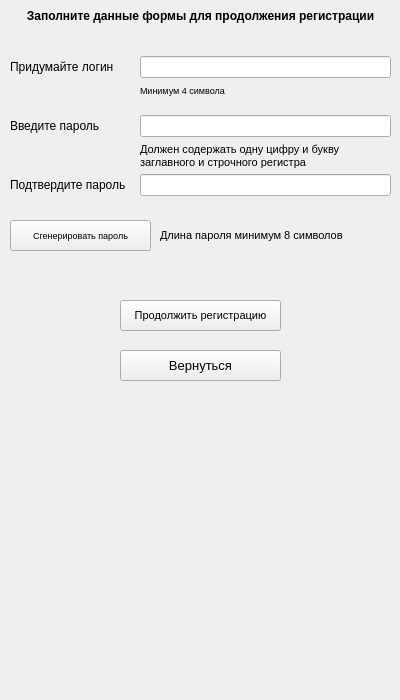
koluiree/Bank_System, file ui/registration.ui: the form before one commit.
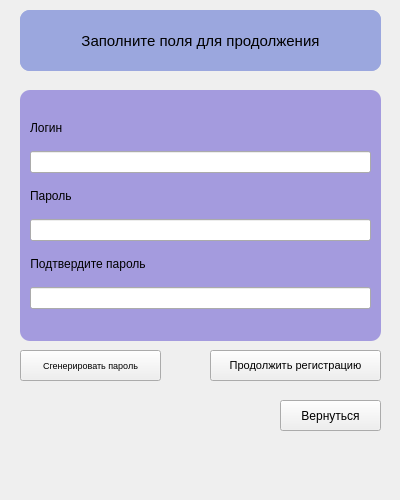
The form after the commit. Icons and pictures are not drawn.

```diff
--- a/ui/registration.ui
+++ b/ui/registration.ui
@@ -7,7 +7,7 @@
     <x>0</x>
     <y>0</y>
     <width>400</width>
-    <height>700</height>
+    <height>500</height>
    </rect>
   </property>
   <property name="sizePolicy">
@@ -19,13 +19,13 @@
   <property name="minimumSize">
    <size>
     <width>400</width>
-    <height>700</height>
+    <height>500</height>
    </size>
   </property>
   <property name="maximumSize">
    <size>
     <width>400</width>
-    <height>700</height>
+    <height>500</height>
    </size>
   </property>
   <property name="windowTitle">
@@ -36,143 +36,11 @@
     <normaloff>../pictures/Yandex_icon.svg.png</normaloff>../pictures/Yandex_icon.svg.png</iconset>
   </property>
   <widget class="QWidget" name="centralwidget">
-   <widget class="QLabel" name="header_label">
-    <property name="geometry">
-     <rect>
-      <x>10</x>
-      <y>0</y>
-      <width>381</width>
-      <height>31</height>
-     </rect>
-    </property>
-    <property name="font">
-     <font>
-      <family>Arial</family>
-      <pointsize>9</pointsize>
-      <weight>75</weight>
-      <bold>true</bold>
-     </font>
-    </property>
-    <property name="toolTipDuration">
-     <number>-3</number>
-    </property>
-    <property name="text">
-     <string>Заполните данные формы для продолжения регистрации</string>
-    </property>
-    <property name="alignment">
-     <set>Qt::AlignCenter</set>
-    </property>
-   </widget>
-   <widget class="QWidget" name="verticalLayoutWidget">
-    <property name="geometry">
-     <rect>
-      <x>10</x>
-      <y>40</y>
-      <width>144</width>
-      <height>171</height>
-     </rect>
-    </property>
-    <layout class="QVBoxLayout" name="verticalLayout">
-     <item>
-      <widget class="QLabel" name="login_label">
-       <property name="font">
-        <font>
-         <family>Arial</family>
-         <pointsize>9</pointsize>
-        </font>
-       </property>
-       <property name="text">
-        <string>Придумайте логин</string>
-       </property>
-      </widget>
-     </item>
-     <item>
-      <widget class="QLabel" name="password_label">
-       <property name="font">
-        <font>
-         <family>Arial</family>
-         <pointsize>9</pointsize>
-        </font>
-       </property>
-       <property name="text">
-        <string>Введите пароль</string>
-       </property>
-      </widget>
-     </item>
-     <item>
-      <widget class="QLabel" name="confirm_password_label">
-       <property name="font">
-        <font>
-         <family>Arial</family>
-         <pointsize>9</pointsize>
-        </font>
-       </property>
-       <property name="text">
-        <string>Подтвердите пароль</string>
-       </property>
-      </widget>
-     </item>
-    </layout>
-   </widget>
-   <widget class="QWidget" name="verticalLayoutWidget_2">
-    <property name="geometry">
-     <rect>
-      <x>140</x>
-      <y>40</y>
-      <width>251</width>
-      <height>171</height>
-     </rect>
-    </property>
-    <layout class="QVBoxLayout" name="verticalLayout_2">
-     <property name="spacing">
-      <number>30</number>
-     </property>
-     <property name="leftMargin">
-      <number>0</number>
-     </property>
-     <property name="topMargin">
-      <number>9</number>
-     </property>
-     <property name="bottomMargin">
-      <number>5</number>
-     </property>
-     <item>
-      <widget class="QLineEdit" name="login_edit">
-       <property name="font">
-        <font>
-         <family>Arial</family>
-         <pointsize>9</pointsize>
-        </font>
-       </property>
-      </widget>
-     </item>
-     <item>
-      <widget class="QLineEdit" name="password_edit">
-       <property name="font">
-        <font>
-         <family>Arial</family>
-         <pointsize>9</pointsize>
-        </font>
-       </property>
-      </widget>
-     </item>
-     <item>
-      <widget class="QLineEdit" name="confirm_password_edit">
-       <property name="font">
-        <font>
-         <family>Arial</family>
-         <pointsize>9</pointsize>
-        </font>
-       </property>
-      </widget>
-     </item>
-    </layout>
-   </widget>
    <widget class="QPushButton" name="generate_password_button">
     <property name="geometry">
      <rect>
-      <x>10</x>
-      <y>220</y>
+      <x>20</x>
+      <y>350</y>
       <width>141</width>
       <height>31</height>
      </rect>
@@ -187,31 +55,12 @@
      <string>Сгенерировать пароль</string>
     </property>
    </widget>
-   <widget class="QLabel" name="memo_label">
-    <property name="geometry">
-     <rect>
-      <x>160</x>
-      <y>220</y>
-      <width>221</width>
-      <height>31</height>
-     </rect>
-    </property>
-    <property name="font">
-     <font>
-      <family>Arial</family>
-      <pointsize>8</pointsize>
-     </font>
-    </property>
-    <property name="text">
-     <string>Длина пароля минимум 8 символов</string>
-    </property>
-   </widget>
    <widget class="QPushButton" name="next_stage_button">
     <property name="geometry">
      <rect>
-      <x>120</x>
-      <y>300</y>
-      <width>161</width>
+      <x>210</x>
+      <y>350</y>
+      <width>171</width>
       <height>31</height>
      </rect>
     </property>
@@ -228,118 +77,315 @@
    <widget class="QPushButton" name="previous_window_button">
     <property name="geometry">
      <rect>
-      <x>120</x>
-      <y>350</y>
-      <width>161</width>
+      <x>280</x>
+      <y>400</y>
+      <width>101</width>
       <height>31</height>
      </rect>
     </property>
     <property name="font">
      <font>
       <family>Arial</family>
-      <pointsize>10</pointsize>
+      <pointsize>9</pointsize>
      </font>
     </property>
     <property name="text">
      <string>Вернуться</string>
     </property>
    </widget>
-   <widget class="QLabel" name="memo_login_label">
-    <property name="geometry">
-     <rect>
-      <x>140</x>
-      <y>80</y>
-      <width>251</width>
-      <height>21</height>
-     </rect>
-    </property>
-    <property name="font">
-     <font>
-      <family>Arial</family>
-      <pointsize>7</pointsize>
-      <weight>50</weight>
-      <bold>false</bold>
-     </font>
-    </property>
-    <property name="text">
-     <string>Минимум 4 символа</string>
-    </property>
-   </widget>
-   <widget class="QLabel" name="memo_password_label">
-    <property name="geometry">
-     <rect>
-      <x>140</x>
-      <y>135</y>
-      <width>251</width>
-      <height>41</height>
-     </rect>
-    </property>
-    <property name="font">
-     <font>
-      <family>Arial</family>
-      <pointsize>8</pointsize>
-      <weight>50</weight>
-      <bold>false</bold>
-     </font>
-    </property>
-    <property name="text">
-     <string>Должен содержать одну цифру и букву
-заглавного и строчного регистра</string>
-    </property>
-   </widget>
    <widget class="QLabel" name="error_label">
     <property name="geometry">
      <rect>
-      <x>10</x>
-      <y>280</y>
-      <width>381</width>
-      <height>21</height>
+      <x>20</x>
+      <y>400</y>
+      <width>251</width>
+      <height>31</height>
      </rect>
     </property>
     <property name="palette">
      <palette>
       <active>
+       <colorrole role="WindowText">
+        <brush brushstyle="SolidPattern">
+         <color alpha="255">
+          <red>255</red>
+          <green>0</green>
+          <blue>0</blue>
+         </color>
+        </brush>
+       </colorrole>
        <colorrole role="Text">
         <brush brushstyle="SolidPattern">
          <color alpha="255">
           <red>255</red>
           <green>0</green>
-          <blue>4</blue>
+          <blue>0</blue>
+         </color>
+        </brush>
+       </colorrole>
+       <colorrole role="ButtonText">
+        <brush brushstyle="SolidPattern">
+         <color alpha="255">
+          <red>255</red>
+          <green>0</green>
+          <blue>0</blue>
          </color>
         </brush>
        </colorrole>
       </active>
       <inactive>
+       <colorrole role="WindowText">
+        <brush brushstyle="SolidPattern">
+         <color alpha="255">
+          <red>255</red>
+          <green>0</green>
+          <blue>0</blue>
+         </color>
+        </brush>
+       </colorrole>
        <colorrole role="Text">
         <brush brushstyle="SolidPattern">
          <color alpha="255">
           <red>255</red>
           <green>0</green>
-          <blue>4</blue>
+          <blue>0</blue>
+         </color>
+        </brush>
+       </colorrole>
+       <colorrole role="ButtonText">
+        <brush brushstyle="SolidPattern">
+         <color alpha="255">
+          <red>255</red>
+          <green>0</green>
+          <blue>0</blue>
          </color>
         </brush>
        </colorrole>
       </inactive>
       <disabled>
+       <colorrole role="WindowText">
+        <brush brushstyle="SolidPattern">
+         <color alpha="255">
+          <red>255</red>
+          <green>0</green>
+          <blue>0</blue>
+         </color>
+        </brush>
+       </colorrole>
        <colorrole role="Text">
         <brush brushstyle="SolidPattern">
          <color alpha="255">
-          <red>120</red>
-          <green>120</green>
-          <blue>120</blue>
+          <red>255</red>
+          <green>0</green>
+          <blue>0</blue>
+         </color>
+        </brush>
+       </colorrole>
+       <colorrole role="ButtonText">
+        <brush brushstyle="SolidPattern">
+         <color alpha="255">
+          <red>255</red>
+          <green>0</green>
+          <blue>0</blue>
          </color>
         </brush>
        </colorrole>
       </disabled>
      </palette>
     </property>
+    <property name="font">
+     <font>
+      <weight>50</weight>
+      <bold>false</bold>
+     </font>
+    </property>
+    <property name="styleSheet">
+     <string notr="true">QLabel {
+color: red
+}</string>
+    </property>
     <property name="text">
      <string/>
     </property>
     <property name="alignment">
-     <set>Qt::AlignCenter</set>
+     <set>Qt::AlignRight|Qt::AlignTrailing|Qt::AlignVCenter</set>
     </property>
    </widget>
+   <widget class="QFrame" name="frame">
+    <property name="geometry">
+     <rect>
+      <x>20</x>
+      <y>10</y>
+      <width>361</width>
+      <height>61</height>
+     </rect>
+    </property>
+    <property name="styleSheet">
+     <string notr="true">QFrame {
+background-color: #9ba7de;
+border-radius: 10px
+}</string>
+    </property>
+    <property name="frameShape">
+     <enum>QFrame::StyledPanel</enum>
+    </property>
+    <property name="frameShadow">
+     <enum>QFrame::Raised</enum>
+    </property>
+    <widget class="QLabel" name="header_label">
+     <property name="geometry">
+      <rect>
+       <x>0</x>
+       <y>0</y>
+       <width>361</width>
+       <height>61</height>
+      </rect>
+     </property>
+     <property name="font">
+      <font>
+       <family>Arial</family>
+       <pointsize>11</pointsize>
+       <weight>50</weight>
+       <bold>false</bold>
+      </font>
+     </property>
+     <property name="toolTipDuration">
+      <number>-3</number>
+     </property>
+     <property name="styleSheet">
+      <string notr="true">QLabel {
+color: black
+}</string>
+     </property>
+     <property name="text">
+      <string>Заполните поля для продолжения</string>
+     </property>
+     <property name="alignment">
+      <set>Qt::AlignCenter</set>
+     </property>
+    </widget>
+   </widget>
+   <widget class="QFrame" name="frame_2">
+    <property name="geometry">
+     <rect>
+      <x>20</x>
+      <y>90</y>
+      <width>361</width>
+      <height>251</height>
+     </rect>
+    </property>
+    <property name="styleSheet">
+     <string notr="true">QFrame {
+background-color: #A49BDE;
+border-radius: 10px
+}</string>
+    </property>
+    <property name="frameShape">
+     <enum>QFrame::StyledPanel</enum>
+    </property>
+    <property name="frameShadow">
+     <enum>QFrame::Raised</enum>
+    </property>
+    <widget class="QWidget" name="formLayoutWidget">
+     <property name="geometry">
+      <rect>
+       <x>10</x>
+       <y>-1</y>
+       <width>341</width>
+       <height>251</height>
+      </rect>
+     </property>
+     <layout class="QFormLayout" name="formLayout">
+      <property name="rowWrapPolicy">
+       <enum>QFormLayout::WrapAllRows</enum>
+      </property>
+      <property name="labelAlignment">
+       <set>Qt::AlignCenter</set>
+      </property>
+      <property name="formAlignment">
+       <set>Qt::AlignCenter</set>
+      </property>
+      <property name="verticalSpacing">
+       <number>16</number>
+      </property>
+      <item row="0" column="0">
+       <widget class="QLabel" name="login_label">
+        <property name="font">
+         <font>
+          <family>Arial</family>
+          <pointsize>9</pointsize>
+         </font>
+        </property>
+        <property name="text">
+         <string>Логин</string>
+        </property>
+       </widget>
+      </item>
+      <item row="0" column="1">
+       <widget class="QLineEdit" name="login_edit">
+        <property name="font">
+         <font>
+          <family>Arial</family>
+          <pointsize>9</pointsize>
+         </font>
+        </property>
+       </widget>
+      </item>
+      <item row="1" column="0">
+       <widget class="QLabel" name="password_label">
+        <property name="font">
+         <font>
+          <family>Arial</family>
+          <pointsize>9</pointsize>
+         </font>
+        </property>
+        <property name="text">
+         <string>Пароль</string>
+        </property>
+        <property name="alignment">
+         <set>Qt::AlignLeading|Qt::AlignLeft|Qt::AlignVCenter</set>
+        </property>
+       </widget>
+      </item>
+      <item row="1" column="1">
+       <widget class="QLineEdit" name="password_edit">
+        <property name="font">
+         <font>
+          <family>Arial</family>
+          <pointsize>9</pointsize>
+         </font>
+        </property>
+       </widget>
+      </item>
+      <item row="2" column="0">
+       <widget class="QLabel" name="confirm_password_label">
+        <property name="font">
+         <font>
+          <family>Arial</family>
+          <pointsize>9</pointsize>
+         </font>
+        </property>
+        <property name="text">
+         <string>Подтвердите пароль</string>
+        </property>
+        <property name="alignment">
+         <set>Qt::AlignCenter</set>
+        </property>
+       </widget>
+      </item>
+      <item row="2" column="1">
+       <widget class="QLineEdit" name="confirm_password_edit">
+        <property name="font">
+         <font>
+          <family>Arial</family>
+          <pointsize>9</pointsize>
+         </font>
+        </property>
+       </widget>
+      </item>
+     </layout>
+    </widget>
+   </widget>
   </widget>
   <widget class="QMenuBar" name="menubar">
    <property name="geometry">
```
